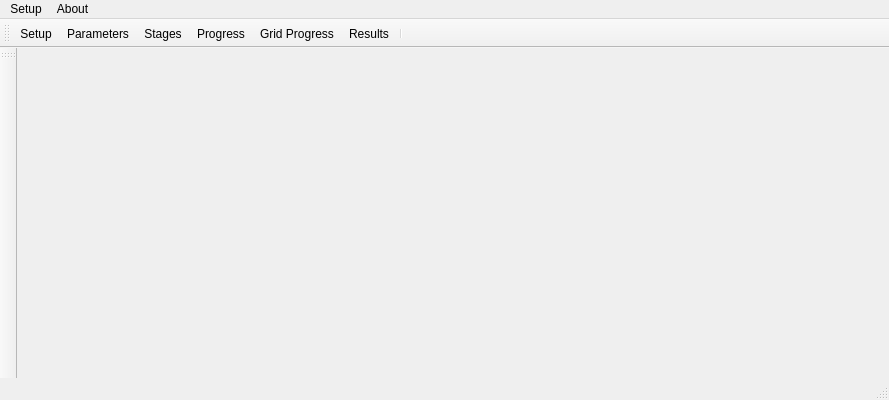
Qt form mainframe.ui (hallamlab/MetaPathwaysGUI) before a commit.
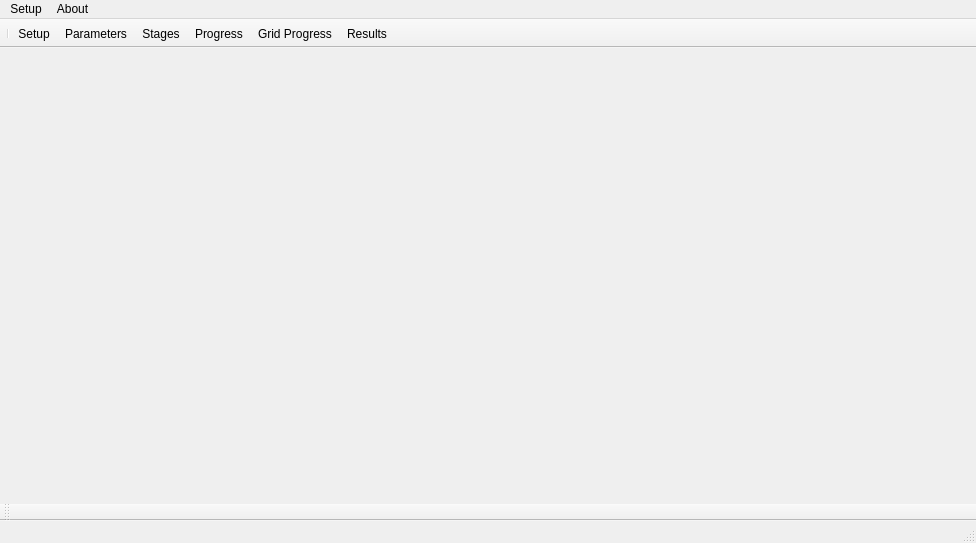
The same form after that commit.

Diff of the .ui file:
```diff
--- a/mainframe.ui
+++ b/mainframe.ui
@@ -6,8 +6,8 @@
    <rect>
     <x>0</x>
     <y>0</y>
-    <width>889</width>
-    <height>400</height>
+    <width>976</width>
+    <height>543</height>
    </rect>
   </property>
   <property name="sizePolicy">
@@ -77,7 +77,7 @@
     <rect>
      <x>0</x>
      <y>0</y>
-     <width>889</width>
+     <width>976</width>
      <height>22</height>
     </rect>
    </property>
@@ -111,7 +111,7 @@
     <enum>Qt::LeftToRight</enum>
    </property>
    <property name="movable">
-    <bool>true</bool>
+    <bool>false</bool>
    </property>
    <property name="floatable">
     <bool>false</bool>
@@ -122,20 +122,20 @@
    <attribute name="toolBarBreak">
     <bool>false</bool>
    </attribute>
+   <addaction name="separator"/>
    <addaction name="actionSetup"/>
    <addaction name="actionRunParams"/>
    <addaction name="actionStages"/>
    <addaction name="actionProgress"/>
    <addaction name="actionGridProgress"/>
    <addaction name="actionResults"/>
-   <addaction name="separator"/>
   </widget>
   <widget class="QToolBar" name="leftToolBar">
    <property name="windowTitle">
     <string>Sub Windows</string>
    </property>
    <attribute name="toolBarArea">
-    <enum>LeftToolBarArea</enum>
+    <enum>BottomToolBarArea</enum>
    </attribute>
    <attribute name="toolBarBreak">
     <bool>false</bool>
```
